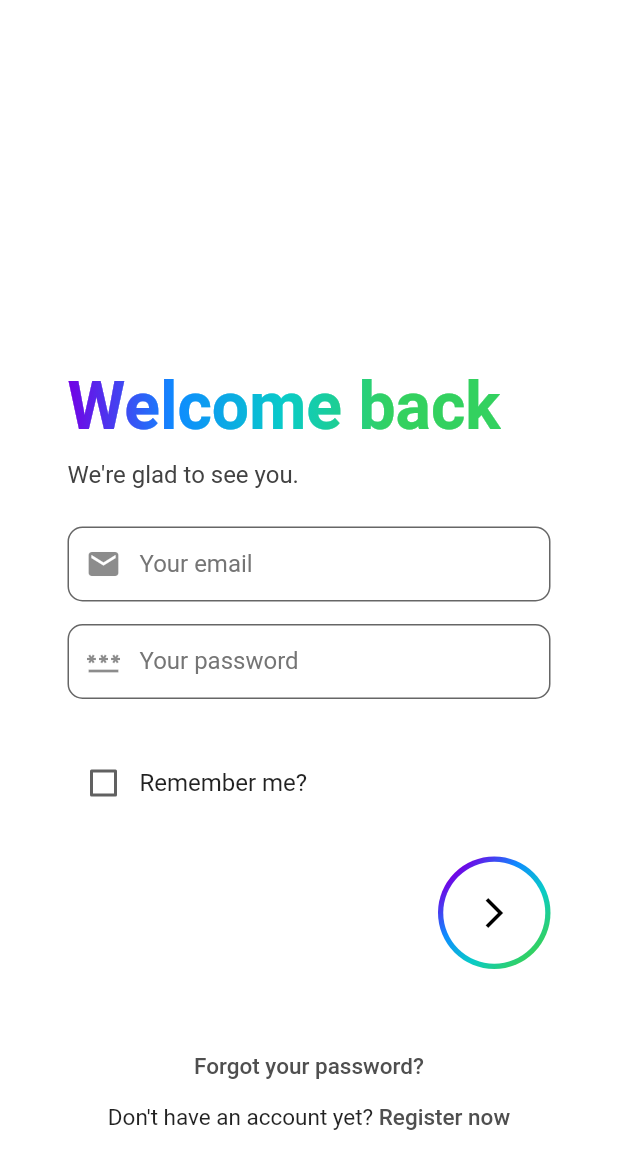
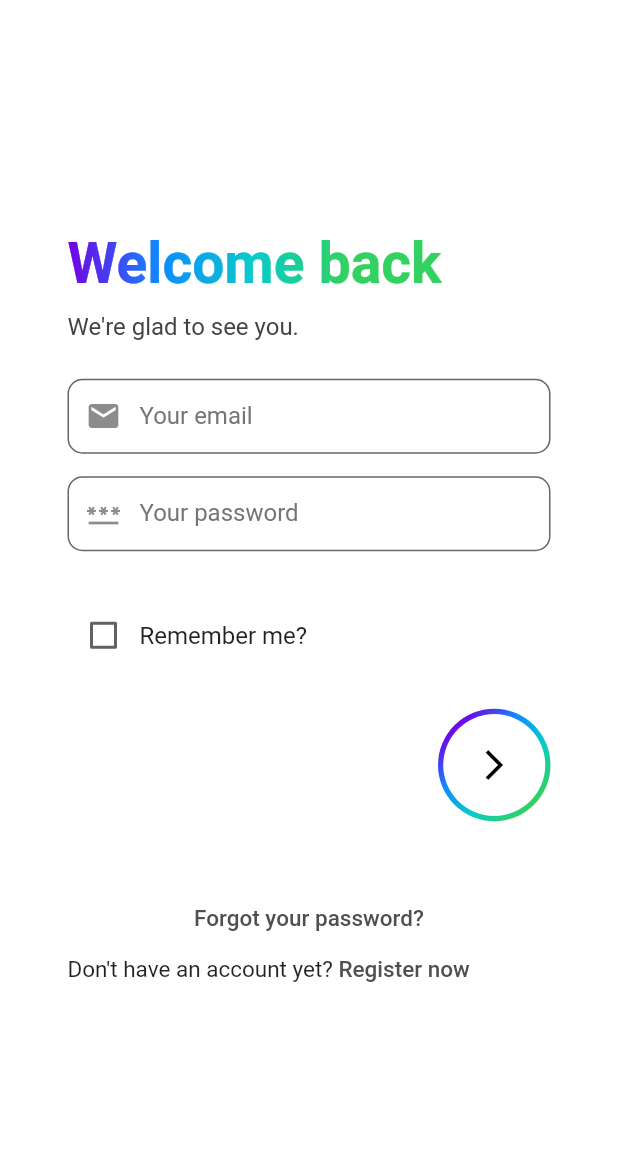
Before and after one commit to rosiebabbra/catalyst, a Flutter app: the LoginScreen screen opened by its route, on a phone screen of 412 x 824 dp. Shown: the top 1169 px of the screen. Run offline on Flutter 3.47's test engine with Material 2 defaults, Android fonts, the phone set to English and light mode, and no system bars; our stand-ins replace chewie, cloud_firestore, equatable, firebase_auth, firebase_core, firebase_messaging and 9 more; missing offline and left inert: multiple_search_selection, swipable_stack; accounts and stored records are empty; generated files the repository leaves out were written again.

Commit message:
Update positioning for older iPhones

```diff
--- a/frontend/lib/login/login_screen.dart
+++ b/frontend/lib/login/login_screen.dart
@@ -13,18 +13,15 @@ class _LoginScreenState extends State<LoginScreen> {
   @override
   Widget build(BuildContext context) {
     final formKey = GlobalKey<FormState>();
-    final shakeKey = GlobalKey<ShakeWidgetState>();
 
     return Scaffold(
         resizeToAvoidBottomInset: false,
         backgroundColor: Colors.white,
-        body: Stack(
-          children: [
-            Padding(
+        body: Padding(
           padding: const EdgeInsets.all(45.0),
           child: Column(
+            mainAxisAlignment: MainAxisAlignment.center,
             children: [
-                  const SizedBox(height: 200),
               Align(
                 alignment: Alignment.centerLeft,
                 child: ShaderMask(
@@ -44,7 +41,7 @@ class _LoginScreenState extends State<LoginScreen> {
                   child: const Text(
                     'Welcome back',
                     style: TextStyle(
-                          fontSize: 44.0,
+                      fontSize: 38.0,
                       fontWeight: FontWeight.bold,
                       color: Colors.white,
                     ),
@@ -68,8 +65,7 @@ class _LoginScreenState extends State<LoginScreen> {
                     labelText: 'Your email',
                     labelStyle: TextStyle(color: Colors.grey[600]),
                     border: const OutlineInputBorder(
-                            borderRadius:
-                                BorderRadius.all(Radius.circular(10))),
+                        borderRadius: BorderRadius.all(Radius.circular(10))),
                     filled: true,
                     fillColor: Colors.white,
                   ),
@@ -88,8 +84,7 @@ class _LoginScreenState extends State<LoginScreen> {
                       labelStyle: TextStyle(color: Colors.grey[600]),
                       labelText: 'Your password',
                       border: const OutlineInputBorder(
-                              borderRadius:
-                                  BorderRadius.all(Radius.circular(10))),
+                          borderRadius: BorderRadius.all(Radius.circular(10))),
                       filled: true,
                       fillColor: Colors.white,
                     ),
@@ -180,14 +175,12 @@ class _LoginScreenState extends State<LoginScreen> {
                             onPressed: () async {
                               try {
                                 // TODO: Enable for prod
-                                    final FirebaseAuth auth =
-                                        FirebaseAuth.instance;
+                                final FirebaseAuth auth = FirebaseAuth.instance;
                                 await auth.signInWithEmailAndPassword(
                                     email: emailController.text,
                                     password: passwordController.text);
                                 if (widget.versionId == 'beta') {
-                                      Navigator.pushNamed(
-                                          context, '/coming-soon');
+                                  Navigator.pushNamed(context, '/coming-soon');
                                 } else {
                                   Navigator.pushNamed(context, '/hobbies');
                                 }
@@ -235,10 +228,11 @@ class _LoginScreenState extends State<LoginScreen> {
                   ),
                 ),
               ),
-                  Row(
-                    crossAxisAlignment: CrossAxisAlignment.baseline,
+              Flexible(
+                child: Row(
+                  // crossAxisAlignment: CrossAxisAlignment.baseline,
                   textBaseline: TextBaseline.alphabetic,
-                    mainAxisAlignment: MainAxisAlignment.center,
+                  // mainAxisAlignment: MainAxisAlignment.center,
                   children: [
                     const Text("Don't have an account yet? ",
                         style: TextStyle(fontSize: 15)),
@@ -256,10 +250,9 @@ class _LoginScreenState extends State<LoginScreen> {
                     )
                   ],
                 ),
+              ),
             ],
           ),
-            )
-          ],
         ));
   }
 }
--- a/frontend/lib/onboarding/gender_identification_screen.dart
+++ b/frontend/lib/onboarding/gender_identification_screen.dart
@@ -82,7 +82,7 @@ class _GenderIDEntryScreenState extends State<GenderIDEntryScreen> {
               Flexible(
                 child: Text("Which of the following best describes you?",
                     style:
-                        TextStyle(fontSize: 32, fontWeight: FontWeight.bold)),
+                        TextStyle(fontSize: 24, fontWeight: FontWeight.bold)),
               ),
             ],
           ),
```
Also changed, not shown: frontend/lib/onboarding/signup_screen.dart (+9 -3 lines). Lines whose indentation alone changed are shown as unchanged.
